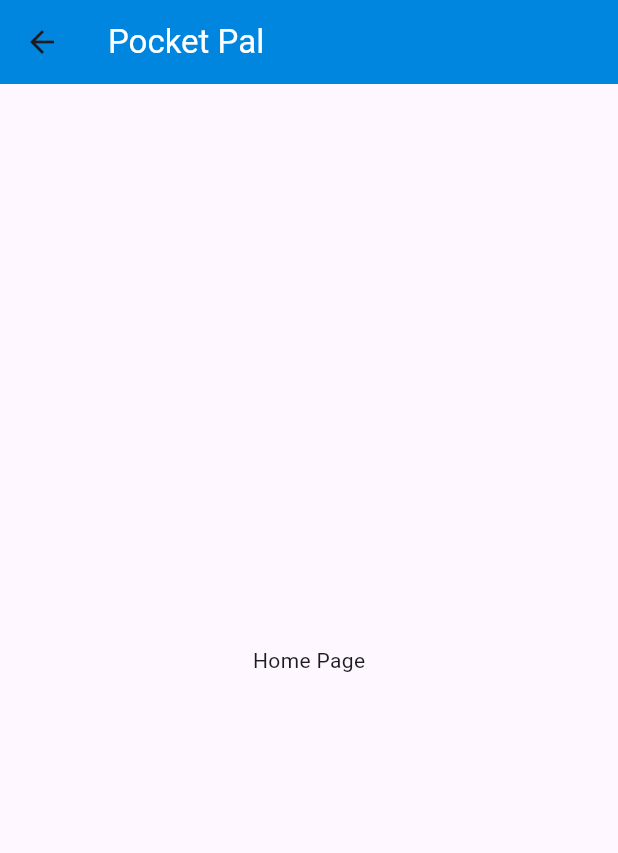
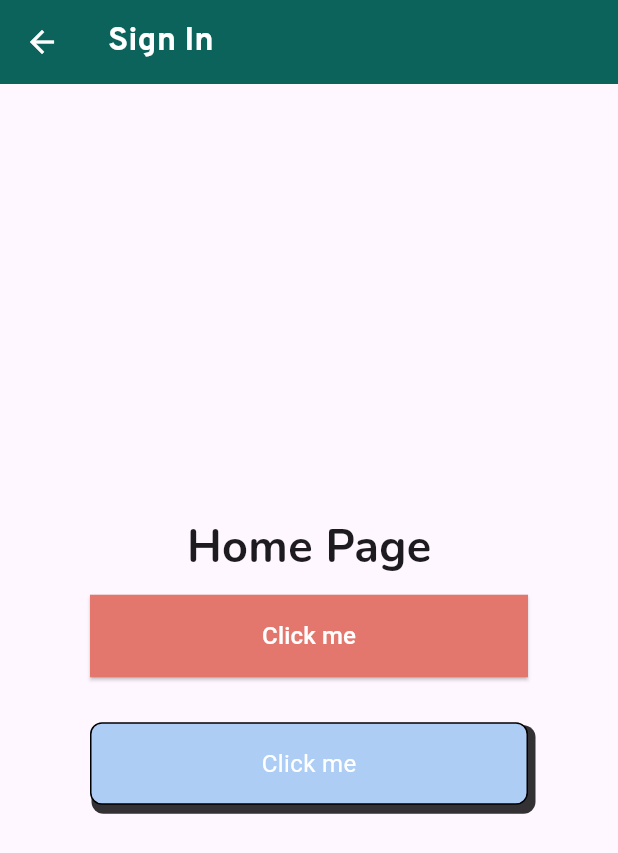
Before and after one commit to Dalton-G/Pocket-Pal, a Flutter app: the screen it shows after launch, after a tap on "Skip", after a tap on "Done", on a phone screen of 412 x 824 dp. Shown: the top 853 px of the screen. Run offline on Flutter 3.47's test engine with Material 3 defaults, Android fonts, the phone set to English and light mode, and no system bars; our stand-ins replace smooth_page_indicator.

Commit message:
feat: added onboarding screens

```diff
--- /dev/null
+++ b/lib/components/buttons/button_fill.dart
@@ -0,0 +1,100 @@
+import 'package:flutter/material.dart';
+
+class ButtonFill extends StatelessWidget {
+  final String text;
+  final Color txtColor;
+  final Color btnColor;
+  final VoidCallback onPressed;
+
+  const ButtonFill({
+    Key? key,
+    required this.text,
+    required this.btnColor,
+    required this.txtColor,
+    required this.onPressed,
+  }) : super(key: key);
+
+  @override
+  Widget build(BuildContext context) {
+    return Container(
+      margin: EdgeInsets.symmetric(horizontal: 60),
+      child: ElevatedButton(
+        clipBehavior: Clip.none,
+        onPressed: onPressed,
+        style: ElevatedButton.styleFrom(
+          padding: EdgeInsets.symmetric(vertical: 16),
+          shape: RoundedRectangleBorder(
+            borderRadius: BorderRadius.circular(0),
+          ),
+          backgroundColor: btnColor,
+        ),
+        child: Container(
+          alignment: Alignment.center,
+          child: Text(
+            text,
+            style: TextStyle(
+              color: txtColor,
+              fontSize: 16,
+            ),
+          ),
+        ),
+      ),
+    );
+  }
+}
+
+class ShadowButton extends StatelessWidget {
+  final String text;
+  final Color txtColor;
+  final Color btnColor;
+  final Function()? onPressed;
+
+  const ShadowButton({
+    Key? key,
+    required this.text,
+    required this.txtColor,
+    required this.btnColor,
+    required this.onPressed,
+  }) : super(key: key);
+
+  @override
+  Widget build(BuildContext context) {
+    return GestureDetector(
+      onTap: onPressed,
+      child: Center(
+        child: Container(
+          decoration: BoxDecoration(
+            borderRadius: BorderRadius.circular(8),
+            boxShadow: [
+              BoxShadow(
+                color: Colors.black.withOpacity(0.8),
+                offset: Offset(3, 4),
+                spreadRadius: 2,
+              ),
+            ],
+          ),
+          child: Container(
+            padding: EdgeInsets.fromLTRB(8, 15, 8, 15),
+            decoration: BoxDecoration(
+              color: btnColor,
+              borderRadius: BorderRadius.circular(8),
+              border: Border.all(
+                color: Colors.black,
+                width: 1,
+              ),
+            ),
+            child: Center(
+              child: Text(
+                text,
+                style: TextStyle(
+                  color: txtColor,
+                  fontSize: 16,
+                ),
+              ),
+            ),
+          ),
+        ),
+      ),
+    );
+  }
+}
--- a/lib/intro_screens/intro_page_2.dart
+++ /dev/null
@@ -1,14 +0,0 @@
-import 'package:flutter/material.dart';
-import 'package:pocket_pal/utils/colors.dart';
-
-class IntroPage2 extends StatelessWidget {
-  @override
-  Widget build(BuildContext context) {
-    return Container(
-      color: primaryPink,
-      child: Center(
-        child: Text('Page 2'),
-      ),
-    );
-  }
-}
--- /dev/null
+++ b/lib/onboarding_pages/onboarding_page_1.dart
@@ -0,0 +1,58 @@
+import 'package:flutter/material.dart';
+import 'package:pocket_pal/utils/colors.dart';
+
+class IntroPage1 extends StatelessWidget {
+  @override
+  Widget build(BuildContext context) {
+    return Scaffold(
+      backgroundColor: secondaryBlue,
+      body: SafeArea(
+        child: Column(
+          mainAxisAlignment: MainAxisAlignment.start,
+          children: [
+            SizedBox(height: 60),
+
+            // Thumbnail
+            Center(
+              child: Container(
+                height: 350,
+                width: 350,
+                child: Image.asset('lib/images/onboarding_1.png'),
+              ),
+            ),
+
+            // Title
+            Padding(
+              padding: EdgeInsets.fromLTRB(40, 50, 40, 0),
+              child: Text(
+                'Therapy made easy and accessible',
+                style: TextStyle(
+                  fontFamily: 'Overpass',
+                  fontSize: 40,
+                  fontWeight: FontWeight.bold,
+                  height: 1.2,
+                ),
+                textAlign: TextAlign.left,
+              ),
+            ),
+
+            // Description
+            Padding(
+              padding: EdgeInsets.fromLTRB(40, 10, 40, 0),
+              child: Text(
+                "Pocket Pal brings therapy to your fingertips by connecting you with world-class counsellors and therapists.",
+                style: TextStyle(
+                  fontFamily: 'Nunito',
+                  fontSize: 20,
+                  fontWeight: FontWeight.bold,
+                  height: 1.5,
+                ),
+                textAlign: TextAlign.justify,
+              ),
+            ),
+          ],
+        ),
+      ),
+    );
+  }
+}
--- a/lib/intro_screens/intro_page_3.dart
+++ b/lib/onboarding_pages/onboarding_page_2.dart
@@ -1,13 +1,13 @@
 import 'package:flutter/material.dart';
 import 'package:pocket_pal/utils/colors.dart';
 
-class IntroPage3 extends StatelessWidget {
+class IntroPage2 extends StatelessWidget {
   @override
   Widget build(BuildContext context) {
     return Container(
-      color: primaryGreen,
+      color: secondaryBlue,
       child: Center(
-        child: Text('Page 3'),
+        child: Text('Page 2'),
       ),
     );
   }
--- a/lib/intro_screens/intro_page_1.dart
+++ b/lib/onboarding_pages/onboarding_page_3.dart
@@ -1,13 +1,13 @@
 import 'package:flutter/material.dart';
 import 'package:pocket_pal/utils/colors.dart';
 
-class IntroPage1 extends StatelessWidget {
+class IntroPage3 extends StatelessWidget {
   @override
   Widget build(BuildContext context) {
     return Container(
-      color: primaryBlue,
+      color: secondaryGreen,
       child: Center(
-        child: Text('Page 1'),
+        child: Text('Page 3'),
       ),
     );
   }
--- a/lib/utils/colors.dart
+++ b/lib/utils/colors.dart
@@ -1,6 +1,18 @@
 import 'package:flutter/material.dart';
 
-const primaryPink = Color(0xFFFF5D9B);
-const primaryOrange = Color(0xFFF5553D);
-const primaryBlue = Color(0xFF0086DE);
-const primaryGreen = Color(0xFF19C788);
+// const primaryPink = Color(0xFFFF5D9B);
+// const primaryOrange = Color(0xFFF5553D);
+// const primaryBlue = Color(0xFF0086DE);
+// const primaryGreen = Color(0xFF19C788);
+
+const primaryGreen = Color(0xFF0b635c);
+const primaryOrange = Color(0xFFe3776e);
+const primaryBlue = Color(0xFF27344f);
+
+const secondaryGreen = Color(0xFFdcece9);
+const secondaryOrange = Color(0xFFf5c3ae);
+const secondaryBlue = Color(0xFFaecdf5);
+
+const accentGreen = Color(0xFFfafcfb);
+const accentOrange = Color(0xFFfdf9f9);
+const accentBlue = Color(0xFFf6f8fa);
--- a/lib/view/home_page.dart
+++ b/lib/view/home_page.dart
@@ -1,4 +1,5 @@
 import 'package:flutter/material.dart';
+import 'package:pocket_pal/components/buttons/button_fill.dart';
 import 'package:pocket_pal/utils/colors.dart';
 
 class HomePage extends StatelessWidget {
@@ -8,14 +9,56 @@ class HomePage extends StatelessWidget {
   Widget build(BuildContext context) {
     return Scaffold(
       appBar: AppBar(
-        backgroundColor: primaryBlue,
+        foregroundColor: Colors.white,
+        backgroundColor: primaryGreen,
         title: Text(
-          'Pocket Pal',
-          style: TextStyle(color: Colors.white),
+          'Sign In',
+          style: TextStyle(
+            color: Colors.white,
+            fontFamily: 'Overpass',
+            fontWeight: FontWeight.bold,
+          ),
         ),
       ),
-      body: Center(
-        child: Text('Home Page'),
+      body: Column(
+        mainAxisAlignment: MainAxisAlignment.center,
+        children: [
+          Center(
+            child: Text(
+              'Home Page',
+              style: TextStyle(
+                fontFamily: 'Nunito',
+                fontSize: 30,
+                fontWeight: FontWeight.bold,
+              ),
+            ),
+          ),
+          SizedBox(
+            height: 10,
+          ),
+
+          // Add the ButtonFill widget here
+          ButtonFill(
+            text: "Click me",
+            btnColor: primaryOrange,
+            txtColor: Colors.white,
+            onPressed: () {},
+          ),
+          SizedBox(
+            height: 30,
+          ),
+
+          // Add the ShadowButton widget here
+          Padding(
+            padding: const EdgeInsets.symmetric(horizontal: 60),
+            child: ShadowButton(
+              text: 'Click me',
+              txtColor: Colors.white,
+              btnColor: secondaryBlue,
+              onPressed: () {},
+            ),
+          ),
+        ],
       ),
     );
   }
--- a/lib/view/onboarding_page.dart
+++ b/lib/view/onboarding_page.dart
@@ -1,10 +1,9 @@
 import 'package:flutter/material.dart';
-import 'package:pocket_pal/intro_screens/intro_page_1.dart';
-import 'package:pocket_pal/intro_screens/intro_page_2.dart';
-import 'package:pocket_pal/intro_screens/intro_page_3.dart';
+import 'package:pocket_pal/onboarding_pages/onboarding_page_1.dart';
+import 'package:pocket_pal/onboarding_pages/onboarding_page_2.dart';
+import 'package:pocket_pal/onboarding_pages/onboarding_page_3.dart';
 import 'package:pocket_pal/view/home_page.dart';
 import 'package:smooth_page_indicator/smooth_page_indicator.dart';
-import 'package:pocket_pal/utils/colors.dart';
 
 class OnboardingPage extends StatefulWidget {
   const OnboardingPage({super.key});
@@ -56,7 +55,18 @@ class _OnboardingPageState extends State<OnboardingPage> {
                 ),
 
                 // DOT INDICATOR
-                SmoothPageIndicator(controller: _controller, count: 3),
+                SmoothPageIndicator(
+                  controller: _controller,
+                  count: 3,
+                  effect: ExpandingDotsEffect(
+                    activeDotColor: Colors.blue,
+                    dotColor: Colors.grey,
+                    dotHeight: 10,
+                    dotWidth: 10,
+                    spacing: 10,
+                    expansionFactor: 3,
+                  ),
+                ),
 
                 // NEXT OR DONE
                 onLastPage
```
Also changed, not shown: pubspec.yaml (+13 -12 lines), fonts/Nunito-Italic-VariableFont_wght.ttf (added), fonts/Nunito-VariableFont_wght.ttf (added), fonts/Overpass-Italic-VariableFont_wght.ttf (added), fonts/Overpass-VariableFont_wght.ttf (added).
